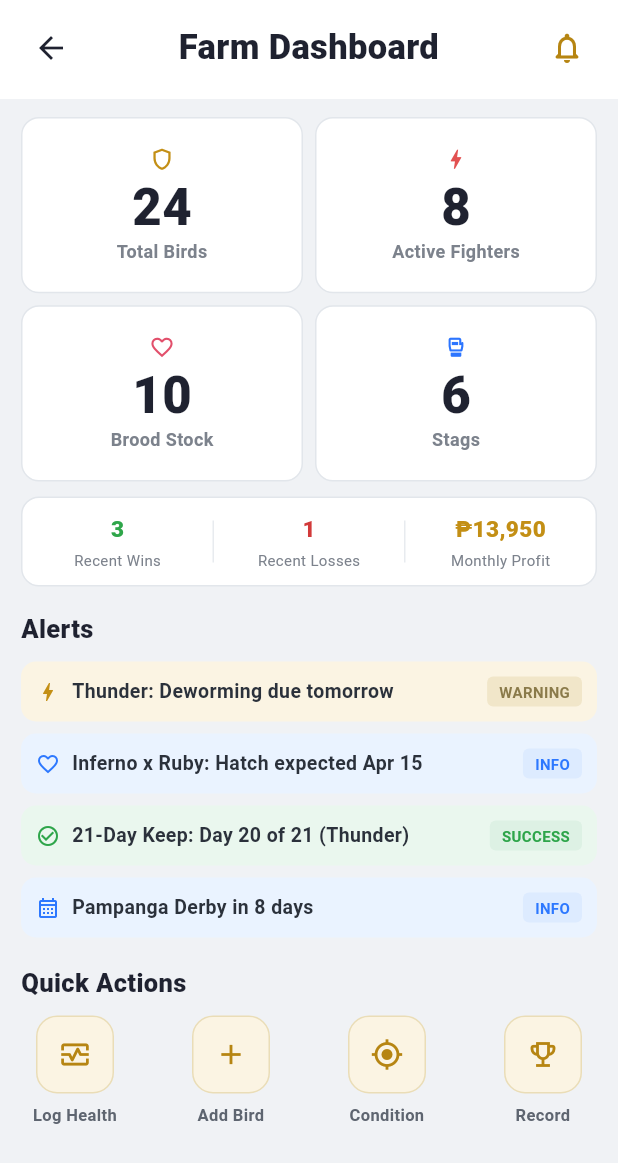
After one commit to JanreyDev/Farmbuzz, a Flutter app: the FarmDashboardScreen screen opened by its route, on a phone screen of 412 x 824 dp. The commit adds this screen. Shown: the top 1163 px of the screen. Run offline on Flutter 3.47's test engine with Material 3 defaults, Android fonts, the phone set to English and light mode, and no system bars.

Commit message:
Farm Dashboard

```diff
--- a/app/lib/app/app.dart
+++ b/app/lib/app/app.dart
@@ -8,6 +8,7 @@ import 'package:app/features/marketplace/presentation/marketplace_screen.dart';
 import 'package:app/features/messaging/presentation/messaging_screen.dart';
 import 'package:app/features/groups/presentation/groups_screen.dart';
 import 'package:app/features/cockpit/presentation/cockpit_directory_screen.dart';
+import 'package:app/features/farm/presentation/farm_dashboard_screen.dart';
 import 'package:app/features/learn/presentation/learn_hub_screen.dart';
 import 'package:app/features/profile/presentation/profile_screen.dart';
 import 'package:app/features/splash/presentation/splash_screen.dart';
@@ -39,6 +40,7 @@ class FarmBuzzApp extends StatelessWidget {
         AppRoutes.groups: (_) => const GroupsScreen(),
         AppRoutes.cockpitDirectory: (_) => const CockpitDirectoryScreen(),
         AppRoutes.learnHub: (_) => const LearnHubScreen(),
+        AppRoutes.farmDashboard: (_) => const FarmDashboardScreen(),
       },
     );
   }
--- a/app/lib/app/navigation/app_routes.dart
+++ b/app/lib/app/navigation/app_routes.dart
@@ -14,4 +14,5 @@ class AppRoutes {
   static const groups = '/groups';
   static const cockpitDirectory = '/cockpit-directory';
   static const learnHub = '/learn-hub';
+  static const farmDashboard = '/farm-dashboard';
 }
--- /dev/null
+++ b/app/lib/features/farm/presentation/farm_dashboard_screen.dart
@@ -0,0 +1,455 @@
+import 'package:flutter/material.dart';
+
+const Color _kFarmBg = Color(0xFFF0F2F5);
+const Color _kFarmSurface = Colors.white;
+const Color _kFarmBorder = Color(0xFFE2E6EB);
+const Color _kFarmMuted = Color(0xFF7C828C);
+
+class FarmDashboardScreen extends StatelessWidget {
+  const FarmDashboardScreen({super.key});
+
+  @override
+  Widget build(BuildContext context) {
+    return Scaffold(
+      backgroundColor: Colors.white,
+      body: SafeArea(
+        bottom: false,
+        child: Column(
+          children: [
+            Container(
+              color: Colors.white,
+              padding: const EdgeInsets.fromLTRB(10, 8, 10, 10),
+              child: Row(
+                children: [
+                  IconButton(
+                    onPressed: () => Navigator.of(context).pop(),
+                    icon: const Icon(Icons.arrow_back),
+                    color: const Color(0xFF1F2230),
+                  ),
+                  const Expanded(
+                    child: Text(
+                      'Farm Dashboard',
+                      textAlign: TextAlign.center,
+                      style: TextStyle(
+                        fontSize: 23,
+                        fontWeight: FontWeight.w800,
+                        color: Color(0xFF1F2230),
+                      ),
+                    ),
+                  ),
+                  IconButton(
+                    onPressed: () {},
+                    icon: const Icon(Icons.notifications_none_rounded),
+                    color: const Color(0xFFB68512),
+                  ),
+                ],
+              ),
+            ),
+            Expanded(
+              child: Container(
+                color: _kFarmBg,
+                child: ListView(
+                  padding: const EdgeInsets.fromLTRB(14, 12, 14, 24),
+                  children: const [
+                    _StatsGrid(),
+                    SizedBox(height: 10),
+                    _SummaryStrip(),
+                    SizedBox(height: 16),
+                    _SectionTitle(title: 'Alerts'),
+                    SizedBox(height: 10),
+                    _AlertsList(),
+                    SizedBox(height: 18),
+                    _SectionTitle(title: 'Quick Actions'),
+                    SizedBox(height: 10),
+                    _QuickActions(),
+                  ],
+                ),
+              ),
+            ),
+          ],
+        ),
+      ),
+    );
+  }
+}
+
+class _StatsGrid extends StatelessWidget {
+  const _StatsGrid();
+
+  @override
+  Widget build(BuildContext context) {
+    const cards = [
+      _StatData(
+        icon: Icons.shield_outlined,
+        iconColor: Color(0xFFC38F15),
+        value: '24',
+        label: 'Total Birds',
+      ),
+      _StatData(
+        icon: Icons.bolt_outlined,
+        iconColor: Color(0xFFE25151),
+        value: '8',
+        label: 'Active Fighters',
+      ),
+      _StatData(
+        icon: Icons.favorite_border,
+        iconColor: Color(0xFFE24F6B),
+        value: '10',
+        label: 'Brood Stock',
+      ),
+      _StatData(
+        icon: Icons.sports_mma_outlined,
+        iconColor: Color(0xFF2C75FF),
+        value: '6',
+        label: 'Stags',
+      ),
+    ];
+
+    return GridView.builder(
+      shrinkWrap: true,
+      physics: const NeverScrollableScrollPhysics(),
+      itemCount: cards.length,
+      gridDelegate: const SliverGridDelegateWithFixedCrossAxisCount(
+        crossAxisCount: 2,
+        childAspectRatio: 1.6,
+        crossAxisSpacing: 8,
+        mainAxisSpacing: 8,
+      ),
+      itemBuilder: (context, index) => _StatCard(data: cards[index]),
+    );
+  }
+}
+
+class _StatCard extends StatelessWidget {
+  const _StatCard({required this.data});
+
+  final _StatData data;
+
+  @override
+  Widget build(BuildContext context) {
+    return Container(
+      decoration: BoxDecoration(
+        color: _kFarmSurface,
+        borderRadius: BorderRadius.circular(12),
+        border: Border.all(color: _kFarmBorder),
+      ),
+      child: Column(
+        mainAxisAlignment: MainAxisAlignment.center,
+        children: [
+          Icon(data.icon, size: 17, color: data.iconColor),
+          const SizedBox(height: 6),
+          Text(
+            data.value,
+            style: const TextStyle(
+              fontSize: 34,
+              fontWeight: FontWeight.w800,
+              color: Color(0xFF1F2230),
+              height: 1,
+            ),
+          ),
+          const SizedBox(height: 4),
+          Text(
+            data.label,
+            style: const TextStyle(
+              fontSize: 12,
+              color: _kFarmMuted,
+              fontWeight: FontWeight.w600,
+            ),
+          ),
+        ],
+      ),
+    );
+  }
+}
+
+class _SummaryStrip extends StatelessWidget {
+  const _SummaryStrip();
+
+  @override
+  Widget build(BuildContext context) {
+    return Container(
+      padding: const EdgeInsets.symmetric(vertical: 10),
+      decoration: BoxDecoration(
+        color: _kFarmSurface,
+        borderRadius: BorderRadius.circular(12),
+        border: Border.all(color: _kFarmBorder),
+      ),
+      child: const Row(
+        children: [
+          _SummaryItem(
+            value: '3',
+            valueColor: Color(0xFF2FA64A),
+            label: 'Recent Wins',
+          ),
+          _VerticalDivider(),
+          _SummaryItem(
+            value: '1',
+            valueColor: Color(0xFFD23A3A),
+            label: 'Recent Losses',
+          ),
+          _VerticalDivider(),
+          _SummaryItem(
+            value: '\u20B113,950',
+            valueColor: Color(0xFFC38F15),
+            label: 'Monthly Profit',
+          ),
+        ],
+      ),
+    );
+  }
+}
+
+class _SummaryItem extends StatelessWidget {
+  const _SummaryItem({
+    required this.value,
+    required this.valueColor,
+    required this.label,
+  });
+
+  final String value;
+  final Color valueColor;
+  final String label;
+
+  @override
+  Widget build(BuildContext context) {
+    return Expanded(
+      child: Column(
+        children: [
+          Text(
+            value,
+            style: TextStyle(
+              fontSize: 15,
+              color: valueColor,
+              fontWeight: FontWeight.w800,
+            ),
+          ),
+          const SizedBox(height: 3),
+          Text(
+            label,
+            style: const TextStyle(fontSize: 10, color: _kFarmMuted),
+          ),
+        ],
+      ),
+    );
+  }
+}
+
+class _VerticalDivider extends StatelessWidget {
+  const _VerticalDivider();
+
+  @override
+  Widget build(BuildContext context) {
+    return Container(width: 1, height: 28, color: const Color(0xFFE8EBEF));
+  }
+}
+
+class _AlertsList extends StatelessWidget {
+  const _AlertsList();
+
+  @override
+  Widget build(BuildContext context) {
+    return const Column(
+      children: [
+        _AlertRow(
+          icon: Icons.bolt_outlined,
+          iconColor: Color(0xFFC38F15),
+          text: 'Thunder: Deworming due tomorrow',
+          badge: 'WARNING',
+          badgeTextColor: Color(0xFF8A7A4A),
+          bgColor: Color(0xFFFBF4E3),
+          badgeBgColor: Color(0xFFF1E6C9),
+        ),
+        SizedBox(height: 8),
+        _AlertRow(
+          icon: Icons.favorite_border,
+          iconColor: Color(0xFF2D78FF),
+          text: 'Inferno x Ruby: Hatch expected Apr 15',
+          badge: 'INFO',
+          badgeTextColor: Color(0xFF2D78FF),
+          bgColor: Color(0xFFEAF3FF),
+          badgeBgColor: Color(0xFFDDEBFF),
+        ),
+        SizedBox(height: 8),
+        _AlertRow(
+          icon: Icons.check_circle_outline,
+          iconColor: Color(0xFF2EA54A),
+          text: '21-Day Keep: Day 20 of 21 (Thunder)',
+          badge: 'SUCCESS',
+          badgeTextColor: Color(0xFF2EA54A),
+          bgColor: Color(0xFFEAF7EE),
+          badgeBgColor: Color(0xFFDDF1E4),
+        ),
+        SizedBox(height: 8),
+        _AlertRow(
+          icon: Icons.calendar_month_outlined,
+          iconColor: Color(0xFF2D78FF),
+          text: 'Pampanga Derby in 8 days',
+          badge: 'INFO',
+          badgeTextColor: Color(0xFF2D78FF),
+          bgColor: Color(0xFFEAF3FF),
+          badgeBgColor: Color(0xFFDDEBFF),
+        ),
+      ],
+    );
+  }
+}
+
+class _AlertRow extends StatelessWidget {
+  const _AlertRow({
+    required this.icon,
+    required this.iconColor,
+    required this.text,
+    required this.badge,
+    required this.badgeTextColor,
+    required this.bgColor,
+    required this.badgeBgColor,
+  });
+
+  final IconData icon;
+  final Color iconColor;
+  final String text;
+  final String badge;
+  final Color badgeTextColor;
+  final Color bgColor;
+  final Color badgeBgColor;
+
+  @override
+  Widget build(BuildContext context) {
+    return Container(
+      padding: const EdgeInsets.fromLTRB(10, 10, 10, 10),
+      decoration: BoxDecoration(
+        color: bgColor,
+        borderRadius: BorderRadius.circular(10),
+      ),
+      child: Row(
+        children: [
+          Icon(icon, size: 16, color: iconColor),
+          const SizedBox(width: 8),
+          Expanded(
+            child: Text(
+              text,
+              style: const TextStyle(
+                fontSize: 13,
+                color: Color(0xFF2B313B),
+                fontWeight: FontWeight.w600,
+              ),
+            ),
+          ),
+          const SizedBox(width: 8),
+          Container(
+            padding: const EdgeInsets.symmetric(horizontal: 8, vertical: 3),
+            decoration: BoxDecoration(
+              color: badgeBgColor,
+              borderRadius: BorderRadius.circular(4),
+            ),
+            child: Text(
+              badge,
+              style: TextStyle(
+                fontSize: 10,
+                color: badgeTextColor,
+                fontWeight: FontWeight.w700,
+              ),
+            ),
+          ),
+        ],
+      ),
+    );
+  }
+}
+
+class _QuickActions extends StatelessWidget {
+  const _QuickActions();
+
+  @override
+  Widget build(BuildContext context) {
+    const actions = [
+      _QuickActionData(icon: Icons.monitor_heart_outlined, label: 'Log Health'),
+      _QuickActionData(icon: Icons.add, label: 'Add Bird'),
+      _QuickActionData(icon: Icons.my_location_outlined, label: 'Condition'),
+      _QuickActionData(icon: Icons.emoji_events_outlined, label: 'Record'),
+    ];
+
+    return Row(
+      mainAxisAlignment: MainAxisAlignment.spaceBetween,
+      children: actions
+          .map((data) => _QuickActionItem(data: data))
+          .toList(growable: false),
+    );
+  }
+}
+
+class _QuickActionItem extends StatelessWidget {
+  const _QuickActionItem({required this.data});
+
+  final _QuickActionData data;
+
+  @override
+  Widget build(BuildContext context) {
+    return SizedBox(
+      width: 72,
+      child: Column(
+        children: [
+          Container(
+            width: 52,
+            height: 52,
+            decoration: BoxDecoration(
+              color: const Color(0xFFFBF4E3),
+              borderRadius: BorderRadius.circular(14),
+              border: Border.all(color: const Color(0xFFEADDB7)),
+            ),
+            child: Icon(data.icon, color: const Color(0xFFB68512), size: 22),
+          ),
+          const SizedBox(height: 6),
+          Text(
+            data.label,
+            textAlign: TextAlign.center,
+            style: const TextStyle(
+              fontSize: 11,
+              color: Color(0xFF5E6570),
+              fontWeight: FontWeight.w600,
+            ),
+          ),
+        ],
+      ),
+    );
+  }
+}
+
+class _SectionTitle extends StatelessWidget {
+  const _SectionTitle({required this.title});
+
+  final String title;
+
+  @override
+  Widget build(BuildContext context) {
+    return Text(
+      title,
+      style: const TextStyle(
+        fontSize: 17,
+        fontWeight: FontWeight.w800,
+        color: Color(0xFF1F2230),
+      ),
+    );
+  }
+}
+
+class _StatData {
+  const _StatData({
+    required this.icon,
+    required this.iconColor,
+    required this.value,
+    required this.label,
+  });
+
+  final IconData icon;
+  final Color iconColor;
+  final String value;
+  final String label;
+}
+
+class _QuickActionData {
+  const _QuickActionData({required this.icon, required this.label});
+
+  final IconData icon;
+  final String label;
+}
--- a/app/lib/features/profile/presentation/profile_screen.dart
+++ b/app/lib/features/profile/presentation/profile_screen.dart
@@ -310,17 +310,18 @@ class _FarmManagementSection extends StatelessWidget {
   @override
   Widget build(BuildContext context) {
     const items = [
-      (
+      _FarmManagementItem(
         title: 'Farm Dashboard',
         subtitle: 'Daily status, schedules, and farm activity',
         icon: Icons.dashboard_outlined,
+        route: AppRoutes.farmDashboard,
       ),
-      (
+      _FarmManagementItem(
         title: 'Bloodline Registry',
         subtitle: 'Track pairings, hatch history, and lines',
         icon: Icons.account_tree_outlined,
       ),
-      (
+      _FarmManagementItem(
         title: 'QR Leg Bands',
         subtitle: 'Scan and identify birds instantly',
         icon: Icons.qr_code_scanner_rounded,
@@ -373,7 +374,11 @@ class _FarmManagementSection extends StatelessWidget {
                             ? const Radius.circular(12)
                             : Radius.zero,
                       ),
-                      onTap: () {},
+                      onTap: () {
+                        if (item.route != null) {
+                          Navigator.of(context).pushNamed(item.route!);
+                        }
+                      },
                       child: Padding(
                         padding: const EdgeInsets.fromLTRB(12, 12, 12, 12),
                         child: Row(
@@ -443,6 +448,20 @@ class _FarmManagementSection extends StatelessWidget {
   }
 }
 
+class _FarmManagementItem {
+  const _FarmManagementItem({
+    required this.title,
+    required this.subtitle,
+    required this.icon,
+    this.route,
+  });
+
+  final String title;
+  final String subtitle;
+  final IconData icon;
+  final String? route;
+}
+
 class _InsetBar extends StatelessWidget {
   const _InsetBar();
 
```
